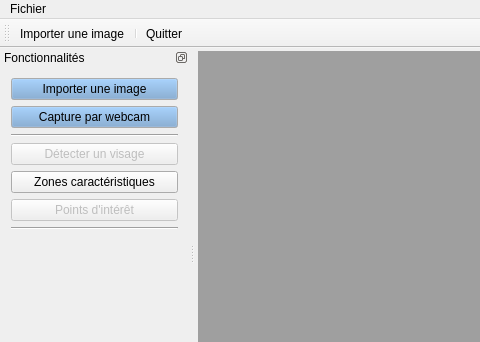
Qt form CodepoVision/codepovision.ui (Danijiru/CodepoVision) before a commit; both pictures show x 0 to 480 and y 0 to 342 of the 877 by 480 pixel window.
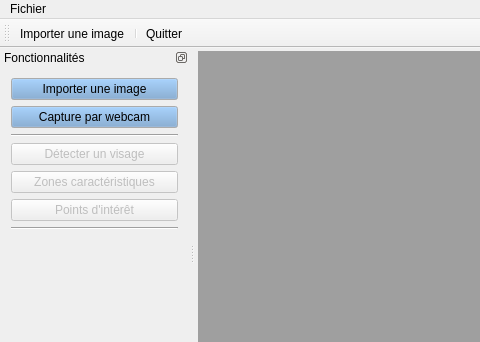
The same form after that commit. Icons and pictures are not drawn.

```diff
--- a/CodepoVision/codepovision.ui
+++ b/CodepoVision/codepovision.ui
@@ -229,6 +229,9 @@
      </item>
      <item>
       <widget class="QPushButton" name="button_zonecaracteristique">
+       <property name="enabled">
+        <bool>false</bool>
+       </property>
        <property name="text">
         <string>Zones caractéristiques</string>
        </property>
```
Left out of the diff: 2 changed lines with no effect on the pictures.
